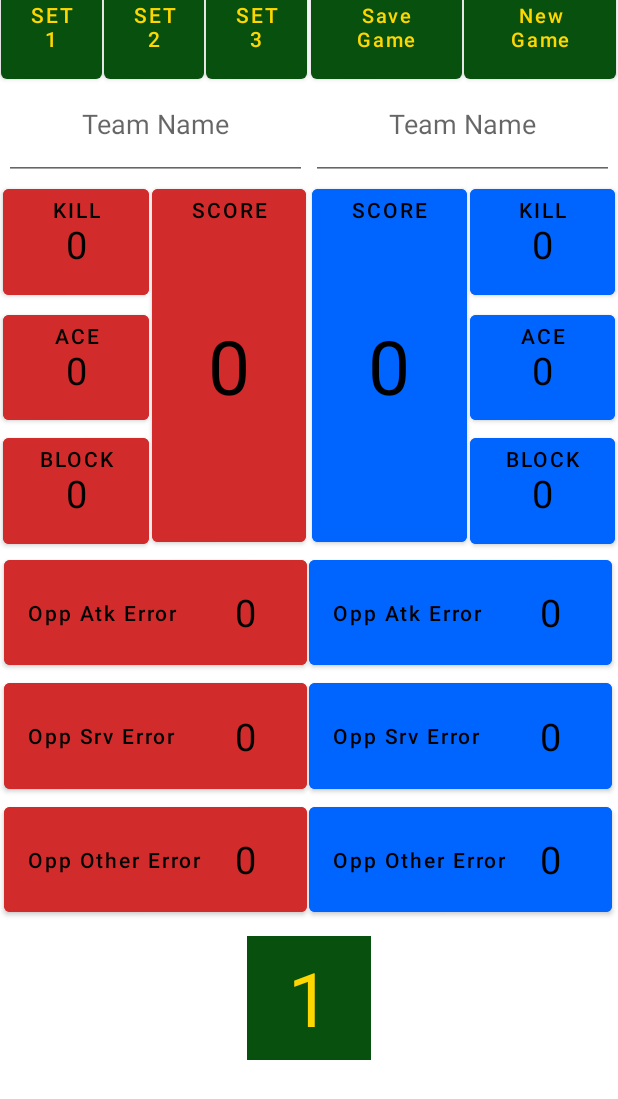
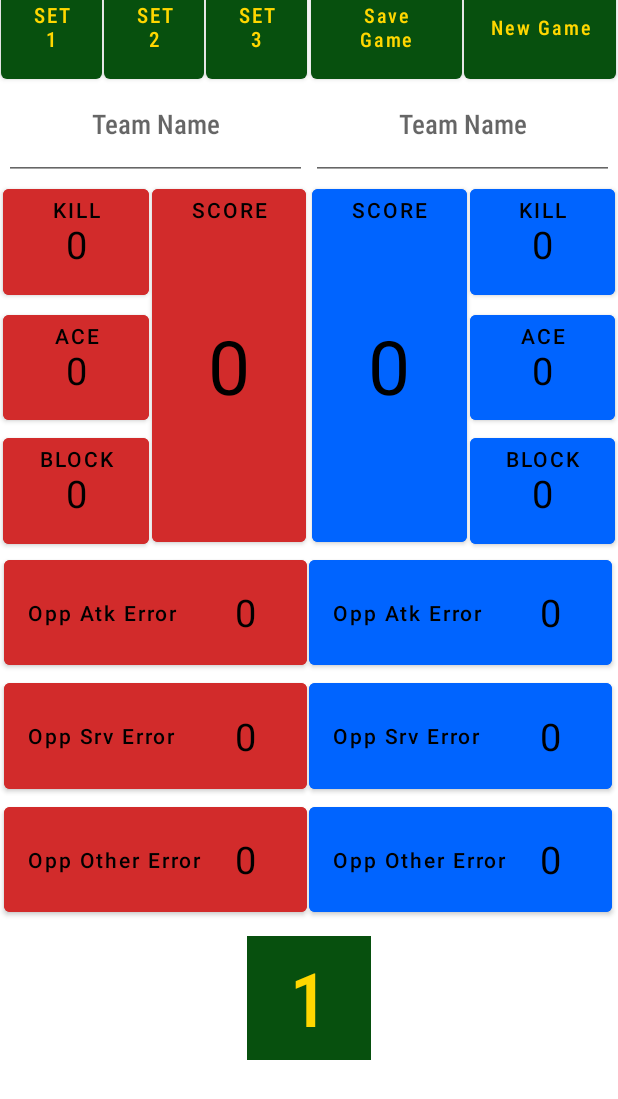
Before and after one commit to CamdenKSeaver/VolleyballApp2, an Android app: the fragment Scoreboard placed in its activity, on a phone screen of 412 x 824 dp. Shown: the top 1099 px of the screen. Run offline under Robolectric (Android 15) with nearby library versions, the phone set to English and light mode, and no system bars; our stand-ins replace Firebase (no records; nobody signed in at launch, a user with empty details on screens opened directly).

Commit message:
font changes

```diff
--- a/VolleyballApp-main/app/src/main/res/layout/fragment_scoreboard.xml
+++ b/VolleyballApp-main/app/src/main/res/layout/fragment_scoreboard.xml
@@ -237,7 +237,7 @@
         app:layout_constraintWidth_percent=".49"
         android:layout_width="0dp"
         android:layout_height="0dp"
-
+        android:fontFamily="sans-serif-condensed-medium"
         android:layout_marginLeft="1dp"
         android:inputType="textPersonName"
         android:hint="Team Name"
@@ -251,7 +251,7 @@
         app:layout_constraintWidth_percent=".49"
         android:layout_width="0dp"
         android:layout_height="0dp"
-
+        android:fontFamily="sans-serif-condensed-medium"
         android:gravity="center_horizontal"
         android:layout_marginRight="1dp"
         android:inputType="textPersonName"
@@ -269,6 +269,7 @@
         android:text="Save Game"
         android:textAllCaps="false"
         android:textSize="13sp"
+        android:fontFamily="sans-serif-condensed-medium"
         android:onClick="saveGame"
         app:layout_constraintBottom_toTopOf="@id/awayTeamName"
         android:textColor="@color/gold"
@@ -286,7 +287,7 @@
         android:text="New Game"
         android:textAllCaps="false"
         android:textSize="13sp"
-
+        android:fontFamily="sans-serif-condensed-medium"
         android:onClick="addGameButtonClicked"
         app:layout_constraintBottom_toTopOf="@id/awayTeamName"
         android:textColor="@color/gold"
@@ -513,6 +514,7 @@ android:freezesText="true"
         app:layout_constraintWidth_percent=".163"
         app:layout_constraintHeight_percent=".11"
         android:text="Set 1"
+        android:fontFamily="sans-serif-condensed-medium"
         android:textColor="@color/gold"
         android:onClick="setClicked"
         android:layout_marginRight="1dp"
@@ -529,6 +531,7 @@ android:freezesText="true"
         app:layout_constraintWidth_percent=".163"
         app:layout_constraintHeight_percent=".11"
         android:text="Set 3"
+        android:fontFamily="sans-serif-condensed-medium"
         android:onClick="setClicked"
         app:layout_constraintRight_toLeftOf="@id/guideline"
         android:layout_marginRight="1dp"
@@ -544,6 +547,7 @@ android:freezesText="true"
         app:layout_constraintWidth_percent=".163"
         app:layout_constraintHeight_percent=".11"
         android:text="Set 2"
+        android:fontFamily="sans-serif-condensed-medium"
         android:onClick="setClicked"
         app:layout_constraintRight_toLeftOf="@id/Set3"
         android:layout_marginRight="1dp"
@@ -556,6 +560,7 @@ android:freezesText="true"
     <TextView
         android:id="@+id/setNumber"
         android:text="1"
+        android:fontFamily="sans-serif-condensed-medium"
         android:textColor="@color/gold"
         android:layout_width="0dp"
         android:layout_height="0dp"
--- a/VolleyballApp-main/app/src/main/res/layout/fragment_second_home.xml
+++ b/VolleyballApp-main/app/src/main/res/layout/fragment_second_home.xml
@@ -40,7 +40,7 @@
         android:id="@+id/logOut"
         android:layout_width="wrap_content"
         android:layout_height="wrap_content"
-
+        android:fontFamily="sans-serif-condensed-medium"
 
         android:layout_marginStart="157dp"
     app:layout_constraintLeft_toRightOf="@id/guideline9"
@@ -64,6 +64,7 @@
         android:layout_marginEnd="157dp"
         android:onClick="logOut"
         android:text="Sign In with New User"
+        android:fontFamily="sans-serif-condensed-medium"
         android:textColor="@color/gold"
         app:layout_constraintEnd_toEndOf="parent"
         app:layout_constraintStart_toStartOf="parent"
```
